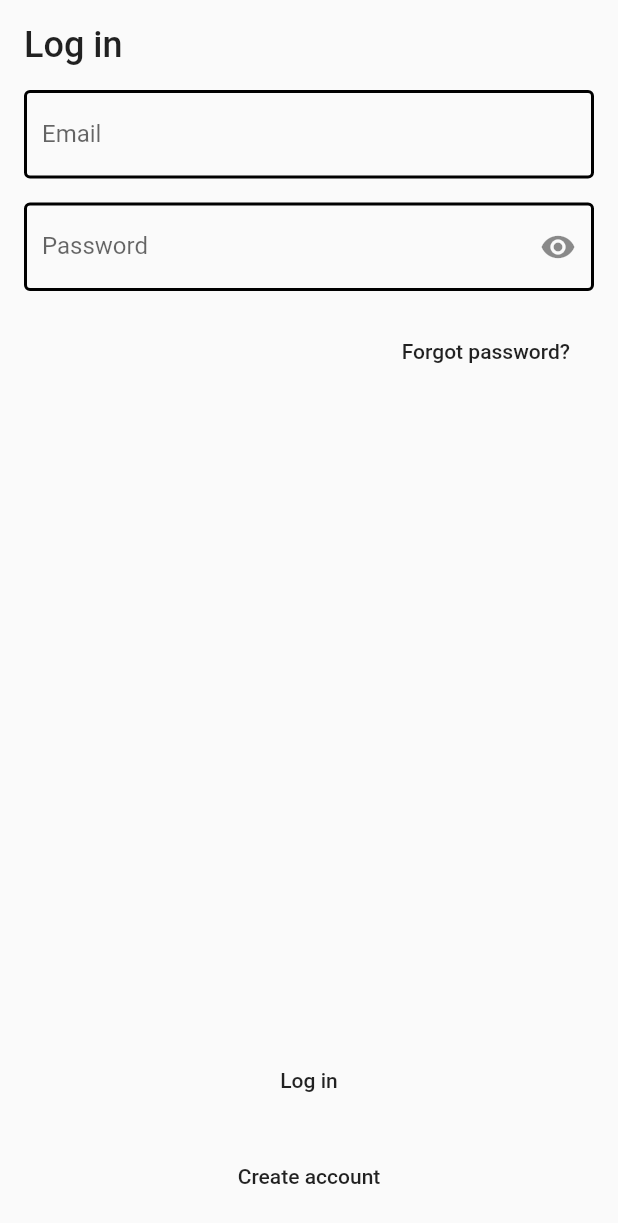
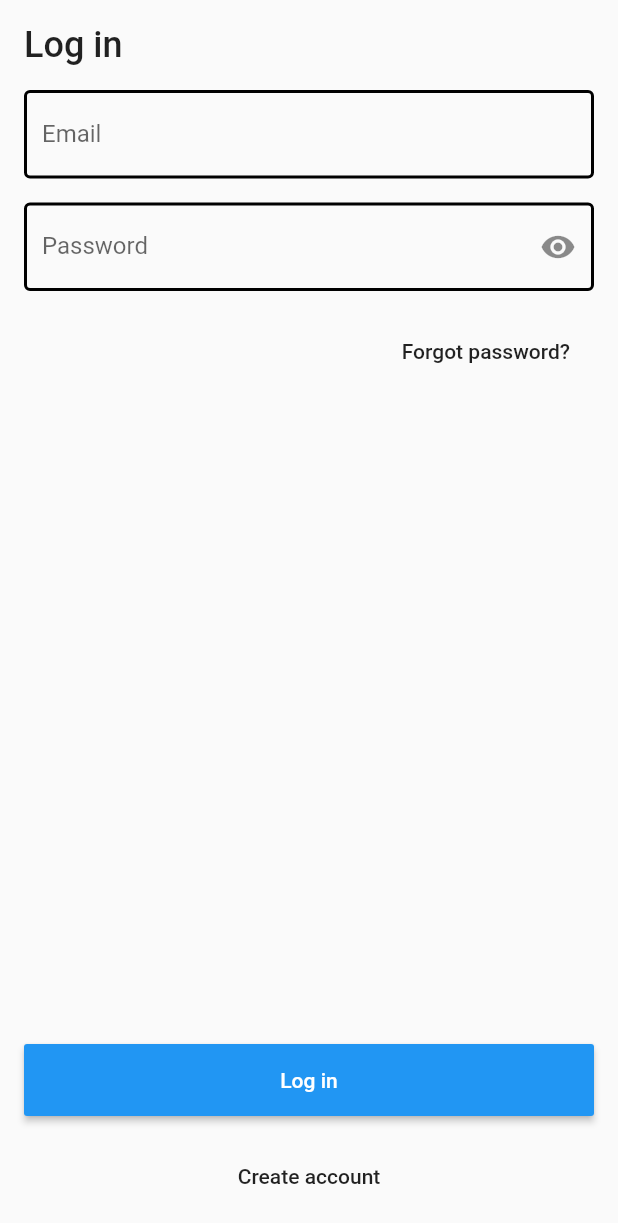
Before and after one commit to prokhor-andrew/daily_todo, a Flutter app: the screen it shows after launch, on a phone screen of 412 x 824 dp. Shown: the top 1223 px of the screen. Run offline on Flutter 3.47's test engine with Material 2 defaults, Android fonts, the light colour scheme and no system bars; our stand-ins replace firebase_auth, firebase_core, firebase_database; accounts and stored records are empty.

Commit message:
main button color changed

```diff
--- a/lib/lodable_button_widget.dart
+++ b/lib/lodable_button_widget.dart
@@ -28,9 +28,8 @@ class LoadableButtonWidget extends StatelessWidget {
       width: width,
       child: MaterialButton(
         onPressed: isLoading ? null : onPressed,
-        // textColor: contentsColor,
-        // color: buttonColor,
-        // disabledColor: buttonColor,
+        color: Theme.of(context).primaryColor,
+        textColor: Theme.of(context).colorScheme.onPrimary,
         child: isLoading
             ? SizedBox(
                 height: indicatorHeight,
```
